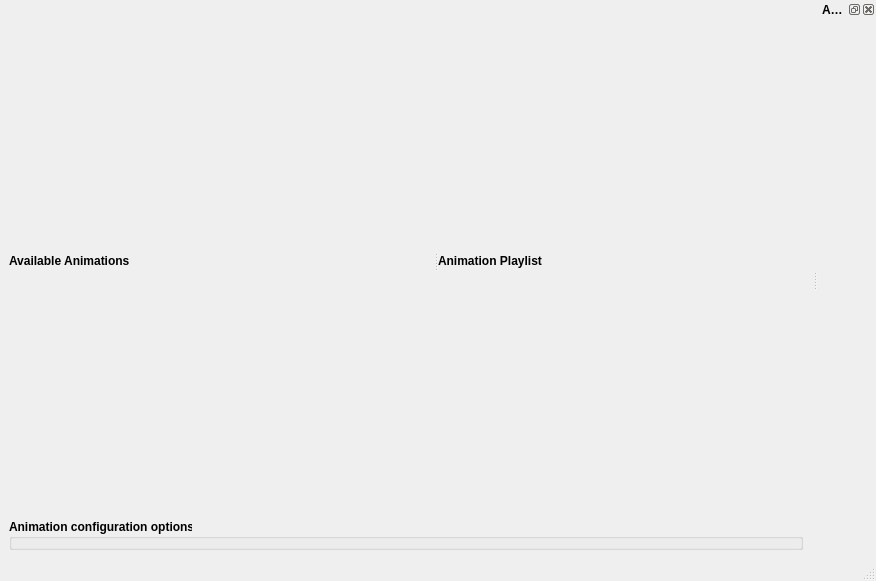
Old version of the form src/gui/MainWindow.ui in the repository casch-at/ledcc.
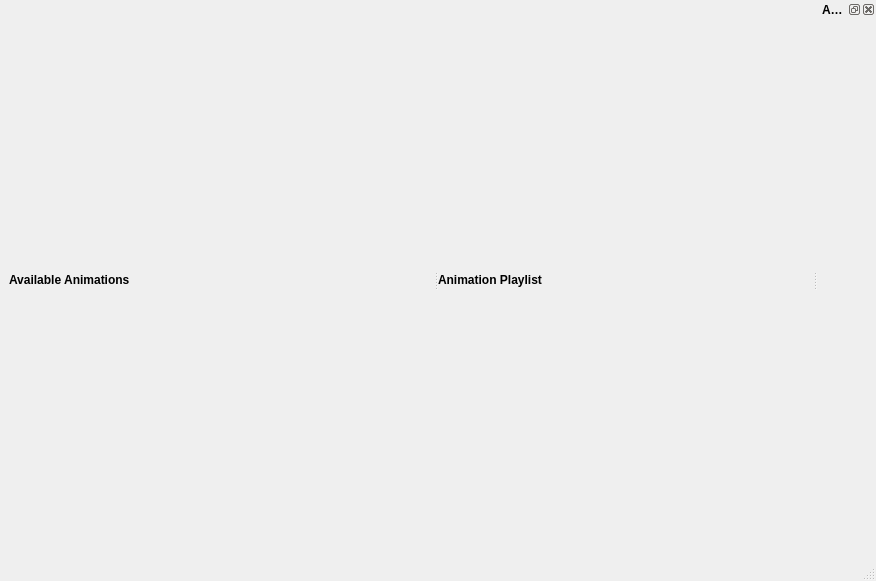
New version of the form. Custom widgets are drawn as their Qt base class.

The edit to the form file:
```diff
--- a/src/gui/MainWindow.ui
+++ b/src/gui/MainWindow.ui
@@ -14,7 +14,7 @@
    <string>3D-LED Cube </string>
   </property>
   <widget class="QWidget" name="centralwidget">
-   <layout class="QGridLayout" name="gridLayout" rowstretch="1,0">
+   <layout class="QGridLayout" name="gridLayout" rowstretch="1">
     <item row="0" column="0">
      <widget class="QSplitter" name="splitter">
       <property name="orientation">
@@ -56,19 +56,6 @@
       </widget>
      </widget>
     </item>
-    <item row="1" column="0">
-     <widget class="AnimationOptions" name="animationAdjustGB">
-      <property name="font">
-       <font>
-        <weight>75</weight>
-        <bold>true</bold>
-       </font>
-      </property>
-      <property name="title">
-       <string>Animation configuration options</string>
-      </property>
-     </widget>
-    </item>
    </layout>
   </widget>
   <widget class="QMenuBar" name="menubar">
@@ -99,12 +86,6 @@
   </widget>
  </widget>
  <customwidgets>
-  <customwidget>
-   <class>AnimationOptions</class>
-   <extends>QGroupBox</extends>
-   <header>AnimationOptions.hpp</header>
-   <container>1</container>
-  </customwidget>
   <customwidget>
    <class>AnimationPropertiesPreview</class>
    <extends>QDockWidget</extends>
```
